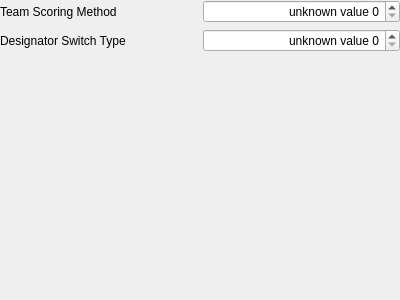
Qt form native/src/ReachVariantTool/ui/main_window/page_multiplayer_settings_team.ui (DavidJCobb/ReachVariantEditor) before a commit.
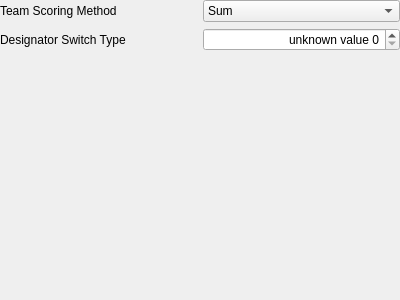
The same form after that commit.

Patch:
```diff
--- a/native/src/ReachVariantTool/ui/main_window/page_multiplayer_settings_team.ui
+++ b/native/src/ReachVariantTool/ui/main_window/page_multiplayer_settings_team.ui
@@ -32,19 +32,6 @@
    <property name="bottomMargin">
     <number>0</number>
    </property>
-   <item row="0" column="1">
-    <widget class="QSpinBox" name="fieldScoringMethod">
-     <property name="alignment">
-      <set>Qt::AlignRight|Qt::AlignTrailing|Qt::AlignVCenter</set>
-     </property>
-     <property name="prefix">
-      <string>unknown value </string>
-     </property>
-     <property name="maximum">
-      <number>7</number>
-     </property>
-    </widget>
-   </item>
    <item row="1" column="0">
     <widget class="QLabel" name="labelSwitchType">
      <property name="text">
@@ -91,6 +78,25 @@
      </property>
     </widget>
    </item>
+   <item row="0" column="1">
+    <widget class="QComboBox" name="fieldScoringMethod">
+     <item>
+      <property name="text">
+       <string>Sum</string>
+      </property>
+     </item>
+     <item>
+      <property name="text">
+       <string>Minimum</string>
+      </property>
+     </item>
+     <item>
+      <property name="text">
+       <string>Maximum</string>
+      </property>
+     </item>
+    </widget>
+   </item>
   </layout>
  </widget>
  <resources/>
```
Left out of the diff: 4 changed lines with no effect on the pictures.
